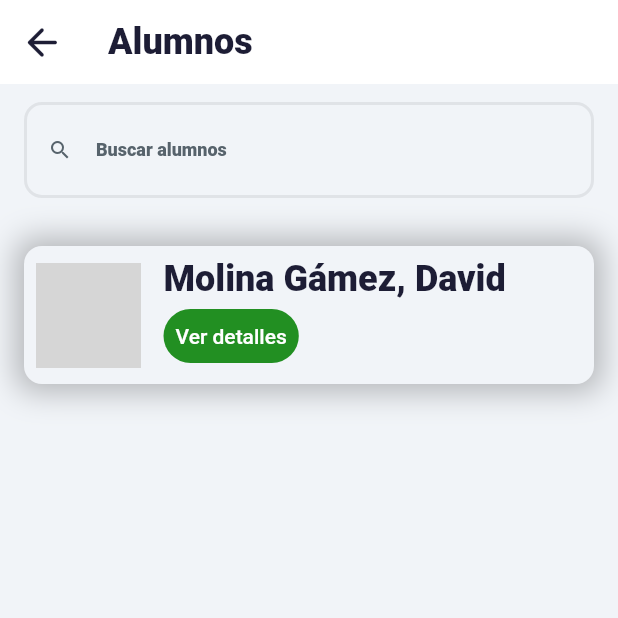
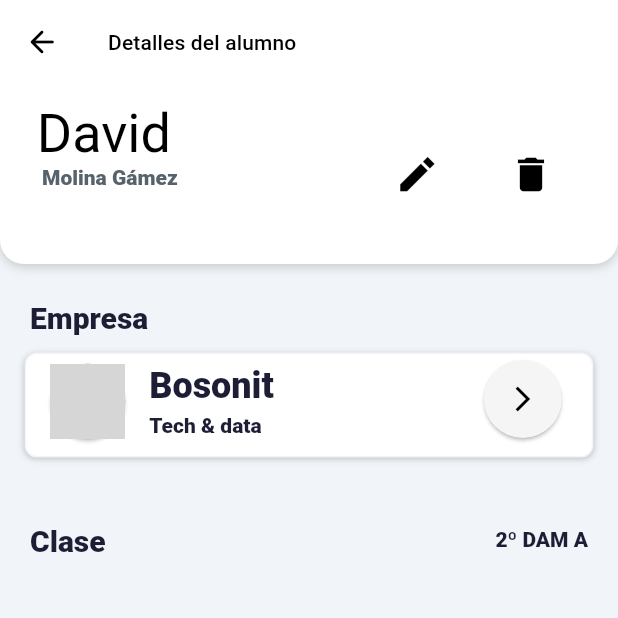
Before and after one commit to dmolina23/gestor_fct, a Flutter app: the StudentsScreen screen opened by its route, after a tap on "Ver detalles", on a phone screen of 412 x 824 dp, the top half of it. Run offline on Flutter 3.47's test engine with Material 2 defaults, Android fonts, the phone set to English and light mode, and no system bars; our stand-ins replace table_calendar; network calls fail; Roboto replaces fonts that are missing (Poppins); grey boxes are pictures that could not be loaded.

Commit message:
Student detail Screen

```diff
--- /dev/null
+++ b/lib/screens/studentDetail/student_detail.dart
@@ -0,0 +1,353 @@
+import 'package:flutter/material.dart';
+import 'package:gestor_fct/constants.dart';
+import 'package:gestor_fct/screens/companies/companies.dart';
+import 'package:gestor_fct/screens/home/home.dart';
+import 'package:gestor_fct/screens/students/students.dart';
+
+class StudentDetail extends StatefulWidget {
+  const StudentDetail({Key? key}) : super(key: key);
+
+  @override
+  _StudentDetailState createState() => _StudentDetailState();
+}
+
+class _StudentDetailState extends State<StudentDetail> {
+  final scaffoldKey = GlobalKey<ScaffoldState>();
+
+  @override
+  Widget build(BuildContext context) {
+    return Scaffold(
+      key: scaffoldKey,
+      appBar: AppBar(
+        backgroundColor: Colors.white,
+        automaticallyImplyLeading: false,
+        leading: IconButton(
+          splashRadius: 30,
+          iconSize: 46,
+          icon: const Icon(
+            Icons.arrow_back_rounded,
+            color: Colors.black,
+            size: 24,
+          ),
+          onPressed: () {
+            Navigator.push(
+                context,
+                MaterialPageRoute(
+                    builder: (context) => const StudentsScreen()));
+          },
+        ),
+        title: Text(
+          'Detalles del alumno',
+          style: Theme.of(context).textTheme.subtitle2!.copyWith(
+                fontFamily: 'Poppins',
+                color: Colors.black,
+              ),
+        ),
+        actions: [],
+        centerTitle: false,
+        elevation: 0,
+      ),
+      backgroundColor: backgroundColor,
+      body: SafeArea(
+        child: SingleChildScrollView(
+          child: Column(
+            mainAxisSize: MainAxisSize.max,
+            children: [
+              Padding(
+                padding: const EdgeInsetsDirectional.fromSTEB(0, 0, 0, 12),
+                child: Container(
+                  width: MediaQuery.of(context).size.width,
+                  height: 120,
+                  decoration: const BoxDecoration(
+                    color: Colors.white,
+                    boxShadow: [
+                      const BoxShadow(
+                        blurRadius: 5,
+                        color: Color(0x32171717),
+                        offset: Offset(0, 2),
+                      )
+                    ],
+                    borderRadius: const BorderRadius.only(
+                      bottomLeft: Radius.circular(16),
+                      bottomRight: Radius.circular(16),
+                      topLeft: Radius.circular(0),
+                      topRight: const Radius.circular(0),
+                    ),
+                  ),
+                  child: Row(
+                    mainAxisSize: MainAxisSize.max,
+                    mainAxisAlignment: MainAxisAlignment.spaceBetween,
+                    children: [
+                      Padding(
+                        padding:
+                            const EdgeInsetsDirectional.fromSTEB(20, 0, 0, 12),
+                        child: Column(
+                          mainAxisSize: MainAxisSize.max,
+                          children: [
+                            Padding(
+                              padding: const EdgeInsetsDirectional.fromSTEB(
+                                  0, 12, 0, 0),
+                              child: Text(
+                                'David',
+                                style: Theme.of(context)
+                                    .textTheme
+                                    .headline1!
+                                    .copyWith(
+                                      fontFamily: 'Poppins',
+                                      color: Colors.black,
+                                      fontSize: 36,
+                                      fontWeight: FontWeight.normal,
+                                    ),
+                              ),
+                            ),
+                            Padding(
+                              padding: const EdgeInsetsDirectional.fromSTEB(
+                                  8, 0, 0, 4),
+                              child: Text(
+                                'Molina Gámez',
+                                style: Theme.of(context)
+                                    .textTheme
+                                    .bodyText1!
+                                    .copyWith(
+                                      fontFamily: 'Poppins',
+                                      color: secondaryText,
+                                    ),
+                              ),
+                            ),
+                          ],
+                        ),
+                      ),
+                      Row(
+                        mainAxisSize: MainAxisSize.max,
+                        mainAxisAlignment: MainAxisAlignment.end,
+                        children: [
+                          IconButton(
+                            splashRadius: 30,
+                            iconSize: 60,
+                            icon: const Icon(
+                              Icons.edit_sharp,
+                              color: Colors.black,
+                              size: 30,
+                            ),
+                            onPressed: () {
+                              print('IconButton pressed ...');
+                            },
+                          ),
+                          Padding(
+                            padding: const EdgeInsetsDirectional.fromSTEB(
+                                0, 0, 20, 0),
+                            child: IconButton(
+                              splashRadius: 30,
+                              iconSize: 60,
+                              icon: const Icon(
+                                Icons.delete,
+                                color: Colors.black,
+                                size: 30,
+                              ),
+                              onPressed: () {},
+                            ),
+                          ),
+                        ],
+                      ),
+                    ],
+                  ),
+                ),
+              ),
+              Column(
+                mainAxisSize: MainAxisSize.max,
+                children: [
+                  Padding(
+                    padding: const EdgeInsetsDirectional.fromSTEB(20, 0, 20, 0),
+                    child: Row(
+                      mainAxisSize: MainAxisSize.max,
+                      children: [
+                        Expanded(
+                          child: Padding(
+                            padding: const EdgeInsetsDirectional.fromSTEB(
+                                0, 12, 0, 0),
+                            child: Text(
+                              'Empresa',
+                              style: Theme.of(context)
+                                  .textTheme
+                                  .bodyText1!
+                                  .copyWith(
+                                    fontFamily: 'Poppins',
+                                    fontSize: 20,
+                                  ),
+                            ),
+                          ),
+                        ),
+                      ],
+                    ),
+                  ),
+                  Padding(
+                    padding: const EdgeInsetsDirectional.fromSTEB(0, 12, 0, 24),
+                    child: Column(
+                      mainAxisSize: MainAxisSize.max,
+                      children: [
+                        Padding(
+                          padding:
+                              const EdgeInsetsDirectional.fromSTEB(0, 0, 0, 8),
+                          child: Container(
+                            width: MediaQuery.of(context).size.width * 0.92,
+                            height: 70,
+                            decoration: BoxDecoration(
+                              color: Colors.white,
+                              boxShadow: [
+                                const BoxShadow(
+                                  blurRadius: 3,
+                                  color: const Color(0x35000000),
+                                  offset: const Offset(0, 1),
+                                )
+                              ],
+                              borderRadius: BorderRadius.circular(8),
+                              border: Border.all(
+                                color: backgroundColor,
+                                width: 1,
+                              ),
+                            ),
+                            child: Padding(
+                              padding: const EdgeInsetsDirectional.fromSTEB(
+                                  4, 0, 4, 5),
+                              child: Row(
+                                mainAxisSize: MainAxisSize.max,
+                                children: [
+                                  Padding(
+                                    padding:
+                                        const EdgeInsetsDirectional.fromSTEB(
+                                            8, 0, 0, 0),
+                                    child: Card(
+                                      clipBehavior: Clip.antiAliasWithSaveLayer,
+                                      color: Theme.of(context).primaryColor,
+                                      shape: RoundedRectangleBorder(
+                                        borderRadius:
+                                            BorderRadius.circular(100),
+                                      ),
+                                      child: Container(
+                                        width: 50,
+                                        height: 50,
+                                        clipBehavior: Clip.antiAlias,
+                                        decoration: const BoxDecoration(
+                                          shape: BoxShape.circle,
+                                        ),
+                                        child: Image.network(
+                                          'https://picsum.photos/seed/241/600',
+                                        ),
+                                      ),
+                                    ),
+                                  ),
+                                  Expanded(
+                                    child: Padding(
+                                      padding:
+                                          const EdgeInsetsDirectional.fromSTEB(
+                                              12, 0, 0, 0),
+                                      child: Column(
+                                        mainAxisSize: MainAxisSize.max,
+                                        mainAxisAlignment:
+                                            MainAxisAlignment.center,
+                                        crossAxisAlignment:
+                                            CrossAxisAlignment.start,
+                                        children: [
+                                          Text(
+                                            'Bosonit',
+                                            style: Theme.of(context)
+                                                .textTheme
+                                                .headline1,
+                                          ),
+                                          Padding(
+                                            padding: const EdgeInsetsDirectional
+                                                .fromSTEB(0, 4, 0, 0),
+                                            child: Text(
+                                              'Tech & data',
+                                              style: Theme.of(context)
+                                                  .textTheme
+                                                  .bodyText1,
+                                            ),
+                                          ),
+                                        ],
+                                      ),
+                                    ),
+                                  ),
+                                  Padding(
+                                    padding:
+                                        const EdgeInsetsDirectional.fromSTEB(
+                                            12, 0, 12, 0),
+                                    child: Column(
+                                      mainAxisSize: MainAxisSize.max,
+                                      mainAxisAlignment:
+                                          MainAxisAlignment.start,
+                                      crossAxisAlignment:
+                                          CrossAxisAlignment.end,
+                                      children: [
+                                        Card(
+                                          clipBehavior:
+                                              Clip.antiAliasWithSaveLayer,
+                                          color: const Color(0xFFF5F5F5),
+                                          shape: RoundedRectangleBorder(
+                                            borderRadius:
+                                                BorderRadius.circular(50),
+                                          ),
+                                          child: IconButton(
+                                            splashRadius: 30,
+                                            iconSize: 36,
+                                            icon: const Icon(
+                                              Icons.arrow_forward_ios,
+                                              color: Colors.black,
+                                              size: 20,
+                                            ),
+                                            onPressed: () {},
+                                          ),
+                                        ),
+                                      ],
+                                    ),
+                                  ),
+                                ],
+                              ),
+                            ),
+                          ),
+                        ),
+                      ],
+                    ),
+                  ),
+                  Padding(
+                    padding: const EdgeInsetsDirectional.fromSTEB(20, 0, 20, 0),
+                    child: Row(
+                      mainAxisSize: MainAxisSize.max,
+                      mainAxisAlignment: MainAxisAlignment.spaceBetween,
+                      children: [
+                        Expanded(
+                          child: Padding(
+                            padding: const EdgeInsetsDirectional.fromSTEB(
+                                0, 12, 0, 0),
+                            child: Text(
+                              'Clase',
+                              style: Theme.of(context)
+                                  .textTheme
+                                  .bodyText1!
+                                  .copyWith(
+                                    fontFamily: 'Poppins',
+                                    fontSize: 20,
+                                  ),
+                            ),
+                          ),
+                        ),
+                        Padding(
+                          padding:
+                              const EdgeInsetsDirectional.fromSTEB(0, 10, 0, 0),
+                          child: Text(
+                            '2º DAM A',
+                            style: Theme.of(context).textTheme.bodyText1,
+                          ),
+                        ),
+                      ],
+                    ),
+                  ),
+                ],
+              ),
+            ],
+          ),
+        ),
+      ),
+    );
+  }
+}
--- a/lib/screens/students/students.dart
+++ b/lib/screens/students/students.dart
@@ -1,5 +1,6 @@
 import 'package:flutter/material.dart';
 import 'package:gestor_fct/constants.dart';
+import 'package:gestor_fct/screens/studentDetail/student_detail.dart';
 
 class StudentsScreen extends StatelessWidget {
   const StudentsScreen({Key? key}) : super(key: key);
@@ -128,7 +129,13 @@ class StudentsScreen extends StatelessWidget {
                                             .headline1,
                                       ),
                                       TextButton(
-                                        onPressed: () {},
+                                        onPressed: () {
+                                          Navigator.push(
+                                              context,
+                                              MaterialPageRoute(
+                                                  builder: (context) =>
+                                                      const StudentDetail()));
+                                        },
                                         style: TextButton.styleFrom(
                                             primary: Colors.white,
                                             backgroundColor:
```
